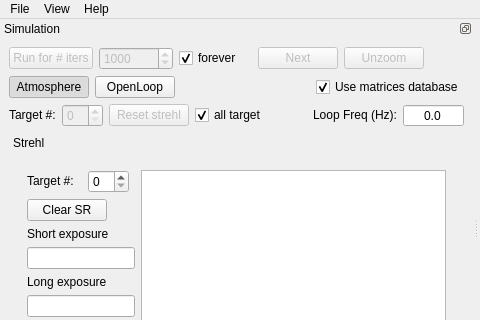
First picture: the form in shesha/widgets/widget_ao.ui, repository COSMIC-RTC/compass, before the edit; both pictures show x 0 to 480 and y 0 to 320 of the 571 by 458 pixel window.
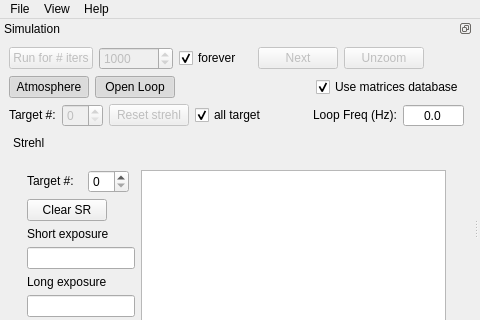
Second picture: the form after the edit. Custom widgets are drawn as their Qt base class.

Commit message: GUI updates and bug fix by Fab

Patch:
```diff
--- a/shesha/widgets/widget_ao.ui
+++ b/shesha/widgets/widget_ao.ui
@@ -217,7 +217,13 @@
        <item>
         <widget class="QPushButton" name="wao_openLoop">
          <property name="text">
-          <string>OpenLoop</string>
+          <string>Open Loop</string>
+         </property>
+         <property name="checkable">
+          <bool>true</bool>
+         </property>
+         <property name="checked">
+          <bool>true</bool>
          </property>
         </widget>
        </item>
```
Left out of the diff: 2 changed lines with no effect on the pictures. The commit also changes 5 other files.
